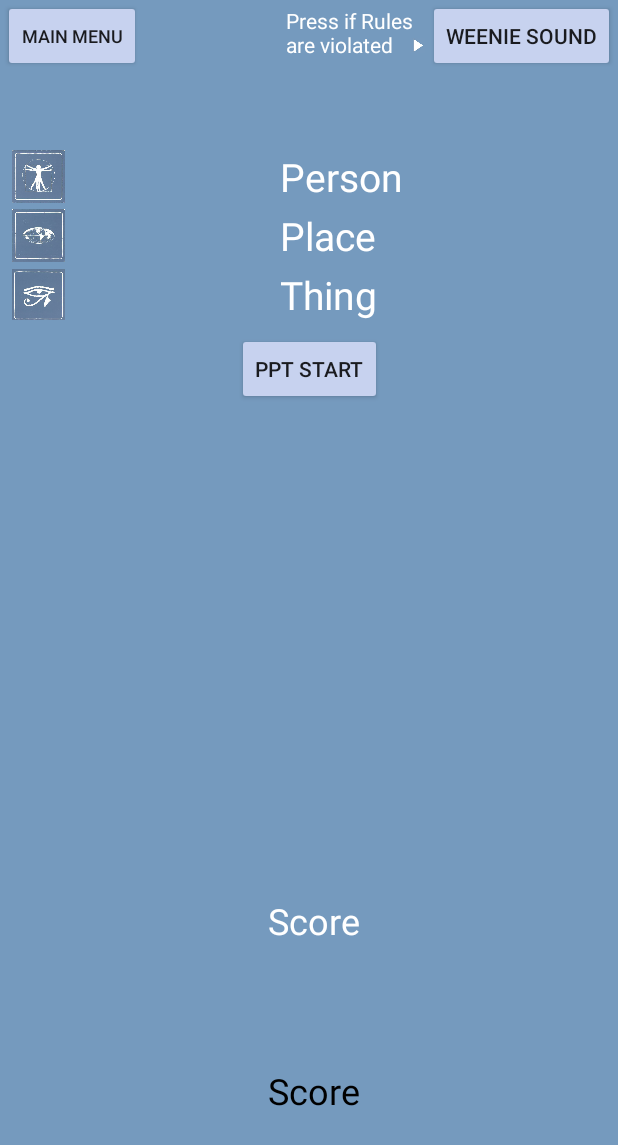
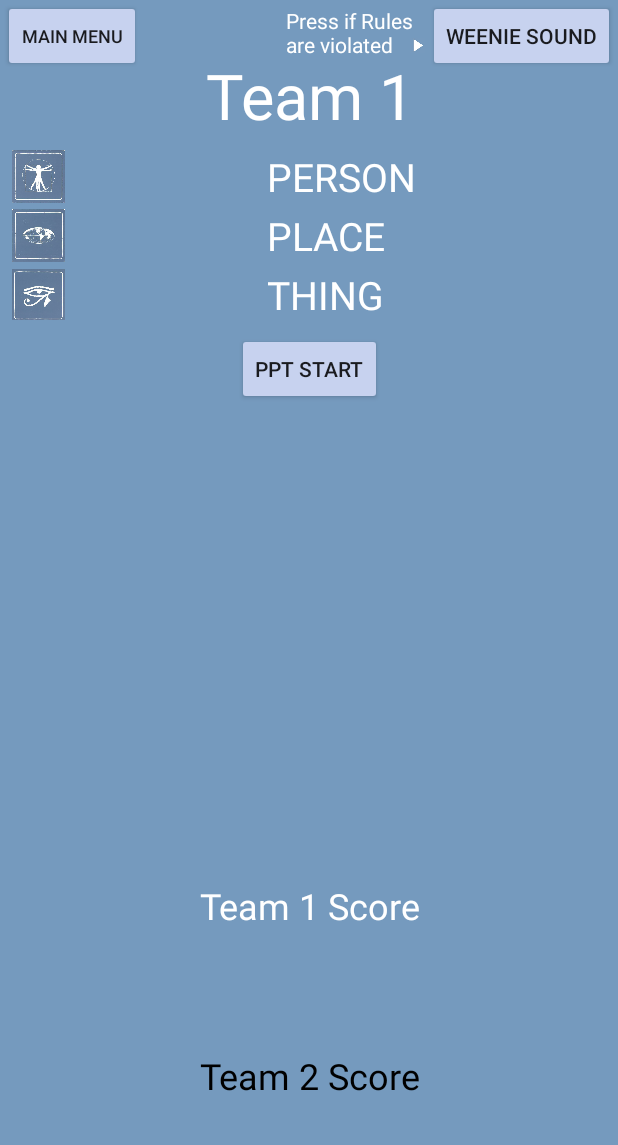
Before and after one commit to Andy8012GitHub/ABSTRACTS, an Android app: the GamePlay screen opened directly, with no data from a screen before it, on a phone screen of 412 x 824 dp. Shown: the top 1145 px of the screen. Run offline under Robolectric (Android 15) with nearby library versions, the phone set to English and light mode, and no system bars; plain views replace EasyFlipView.

Commit message:
Edited rules, prevented a token from being awarded to a Weenie, and made a few String changes.

```diff
--- a/app/src/main/assets/ABSTRACTS Rules.txt
+++ b/app/src/main/assets/ABSTRACTS Rules.txt
@@ -6,8 +6,7 @@ Players tap “Play,” and select PEOPLE, PLACES, & THINGs to use or purchase f
 BEGINNING THE GAME
 Two teams with two or more players each (we’ve tested it with forty people) sit apart to discreetly discuss possible answers. Both teams are trying to guess the same PERSON, PLACE, or THING (PPT), so listen carefully to all clues as they will often build upon each other.
 Clue Givers share one device even though they change during the game. Team members may also download the ABSTRACTS app to review rules, remind the team of definitions of PEOPLE, PLACES & THINGS, and to keep score.
-If players choose to enter their team names and members, Clue Givers will be chosen randomly by the game.
-When one of the Clue Givers pushes the “PPT Start” button, a choice of a PERSON, PLACE, or THING will appear on the device. The first team’s Clue Giver picks one of the PPTs. That Clue Giver announces which category the Clue Givers are giving clues for (PERSON, PLACE, or THING). The other Clue Giver then decides if he/she wants to give clues first or second.
+Teams will enter team names and choose one Clue Giver each. When one Clue Giver pushes the “PPT Start” button, a choice of a PERSON, PLACE, or THING will appear on the device. The first team’s Clue Giver picks one of the PPTs. That Clue Giver announces which category the Clue Givers are giving clues for (PERSON, PLACE, or THING). The other Clue Giver then decides if he/she wants to give clues first or second.
 Whoever gives a clue first presses “Get New Clue,” and either uses the clue (or one of the three clues in the case of a Wild Card) or presses the button again. As soon as the Clue Giver selects an option and gives the clue, his or her team has 60 seconds to come up with a guess of the famous PERSON, PLACE, or THING.
 NOTE: If the Clue Givers are unfamiliar with the PERSON, PLACE, or THING, they can press the “New PPT” button, or they may use the Internet to get information. This is a battle of wits and wisdom, but it’s also just a game – so have fun, and make up whatever “house” rules work for your group.
 THREE THINGS TO REMEMBER WHEN GIVING CLUES
@@ -31,9 +30,8 @@ If a team’s guess is incorrect, they can quietly discuss, but should pay atten
 WINNING THE GAME
 When one team has acquired all three tokens, the game is over.
 NOTE:  Most games only last fifteen to twenty minutes. Play the best two out of three if you want to play longer.
-
 HOW TO DOWNLOAD MORE PEOPLE, PLACES, & THINGS
-This is the Basic Free Version. We have created other versions so you can play with more than 2,300 total PEOPLE, PLACES, & THINGS. Get the latest Expanded Version for just $1.99. And you can get the original 1988 PEOPLE, PLACES, & THINGS for an additional $.99!
+This is the Basic Free Version. We have created other versions so you can play with more than 2,300 total PEOPLE, PLACES, & THINGS. Get the latest Expanded Version for just $1.99. And you can get the original 1988 PEOPLE, PLACES, & THINGS for an additional $.99! More lists are coming soon.
 NOTE: There will be some duplication across the lists.
 SHARING THE FUN
 Pictures of you with an ABSTRACTS game standing by famous PEOPLE, PLACES, or THINGS from the game or showing celebrities their names on one of the lists would be awesome. Please share on your own social media and on The Incredible Game Company Facebook (@IncredibleGameCompany) and Instagram site. We would also love to have you submit ideas for other lists for us to create to our Facebook page.
--- a/app/src/main/res/layout/activity_game_play.xml
+++ b/app/src/main/res/layout/activity_game_play.xml
@@ -115,7 +115,7 @@
             android:button="@color/colorPrimary"
             android:paddingBottom="4dp"
             android:paddingLeft="0dp"
-            android:text="Person"
+            android:text="@string/person"
             android:textAlignment="center"
             android:textColor="@android:color/background_light"
             android:textSize="26sp"
@@ -130,11 +130,10 @@
             android:button="@color/colorPrimary"
             android:paddingBottom="4dp"
             android:paddingLeft="0dp"
-            android:text="Place"
+            android:text="@string/place"
             android:textAlignment="center"
             android:textColor="@android:color/background_light"
-            android:textSize="26sp"
-            tools:text="Place" />
+            android:textSize="26sp" />
 
         <RadioButton
             android:id="@+id/thingRadioButton"
@@ -143,7 +142,7 @@
             android:layout_weight="1"
             android:button="@color/colorPrimary"
             android:paddingLeft="0dp"
-            android:text="Thing"
+            android:text="@string/thing"
             android:textAlignment="center"
             android:textColor="@android:color/background_light"
             android:textSize="26sp" />
@@ -225,19 +224,52 @@
         app:layout_constraintTop_toBottomOf="@+id/clue2TextView" />
 
     <TextView
-        android:id="@+id/clueChosenTextView"
+        android:id="@+id/textViewCluePart1"
         android:layout_width="wrap_content"
         android:layout_height="wrap_content"
         android:layout_marginEnd="8dp"
         android:layout_marginStart="8dp"
         android:layout_marginTop="48dp"
-        android:text="@string/clue_with_placeholder"
+        android:text="@string/clue_if_you"
         android:textAlignment="center"
         android:textColor="@android:color/background_light"
-        android:textSize="30sp"
+        android:textSize="20sp"
+        android:visibility="gone"
         app:layout_constraintEnd_toEndOf="parent"
         app:layout_constraintStart_toStartOf="parent"
         app:layout_constraintTop_toBottomOf="@+id/personPlaceThingChosenTextView" />
+
+
+    <TextView
+        android:id="@+id/textViewClueChosen"
+        android:layout_width="wrap_content"
+        android:layout_height="wrap_content"
+        android:layout_marginEnd="8dp"
+        android:layout_marginStart="8dp"
+        android:layout_marginTop="8dp"
+        android:text="CLUE"
+        android:textAlignment="center"
+        android:textColor="@color/white"
+        android:textSize="40sp"
+        app:layout_constraintEnd_toEndOf="parent"
+        app:layout_constraintStart_toStartOf="parent"
+        app:layout_constraintTop_toBottomOf="@+id/textViewCluePart1" />
+
+    <TextView
+        android:id="@+id/textViewCluePart2"
+        android:layout_width="wrap_content"
+        android:layout_height="wrap_content"
+        android:layout_marginEnd="8dp"
+        android:layout_marginStart="8dp"
+        android:layout_marginTop="8dp"
+        android:text="@string/clue_what_would_you_be"
+        android:textAlignment="center"
+        android:textColor="@android:color/background_light"
+        android:textSize="20sp"
+        android:visibility="gone"
+        app:layout_constraintEnd_toEndOf="parent"
+        app:layout_constraintStart_toStartOf="parent"
+        app:layout_constraintTop_toBottomOf="@+id/textViewClueChosen" />
 
     <Button
         android:id="@+id/btnGetNewClue"
@@ -303,7 +335,7 @@
         android:layout_marginBottom="80dp"
         android:layout_marginEnd="8dp"
         android:layout_marginStart="8dp"
-        android:text="teamOneScore"
+        android:text="Team 1 Score"
         android:textAlignment="center"
         android:textColor="@android:color/background_light"
         android:textSize="24sp"
@@ -315,10 +347,10 @@
         android:id="@+id/teamTwoScore"
         android:layout_width="wrap_content"
         android:layout_height="33dp"
-        android:layout_marginBottom="80dp"
+        android:layout_marginBottom="90dp"
         android:layout_marginEnd="8dp"
         android:layout_marginStart="8dp"
-        android:text="teamTwoScore"
+        android:text="Team 2 Score"
         android:textAlignment="center"
         android:textColor="@color/black"
         android:textSize="24sp"
@@ -360,7 +392,9 @@
         android:id="@+id/teamTwoPersonToken"
         android:layout_width="70dp"
         android:layout_height="76dp"
+        android:layout_marginBottom="8dp"
         android:layout_marginStart="40dp"
+        app:layout_constraintBottom_toBottomOf="parent"
         app:layout_constraintStart_toStartOf="parent"
         app:layout_constraintTop_toTopOf="@+id/teamTwoPlaceToken"
         app:srcCompat="@drawable/person_token_dark" />
@@ -382,7 +416,9 @@
         android:id="@+id/teamTwoThingToken"
         android:layout_width="70dp"
         android:layout_height="76dp"
+        android:layout_marginBottom="8dp"
         android:layout_marginEnd="40dp"
+        app:layout_constraintBottom_toBottomOf="parent"
         app:layout_constraintEnd_toEndOf="parent"
         app:layout_constraintTop_toTopOf="@+id/teamTwoPlaceToken"
         app:srcCompat="@drawable/thing_token_dark" />
```
Also changed, not shown: app/src/main/java/com/app/myapp/abstracts/CreateTeams.java (+5 -3 lines), app/src/main/java/com/app/myapp/abstracts/GamePlay.java (+31 -13 lines), app/src/main/res/values/strings.xml (+39 -37 lines).
